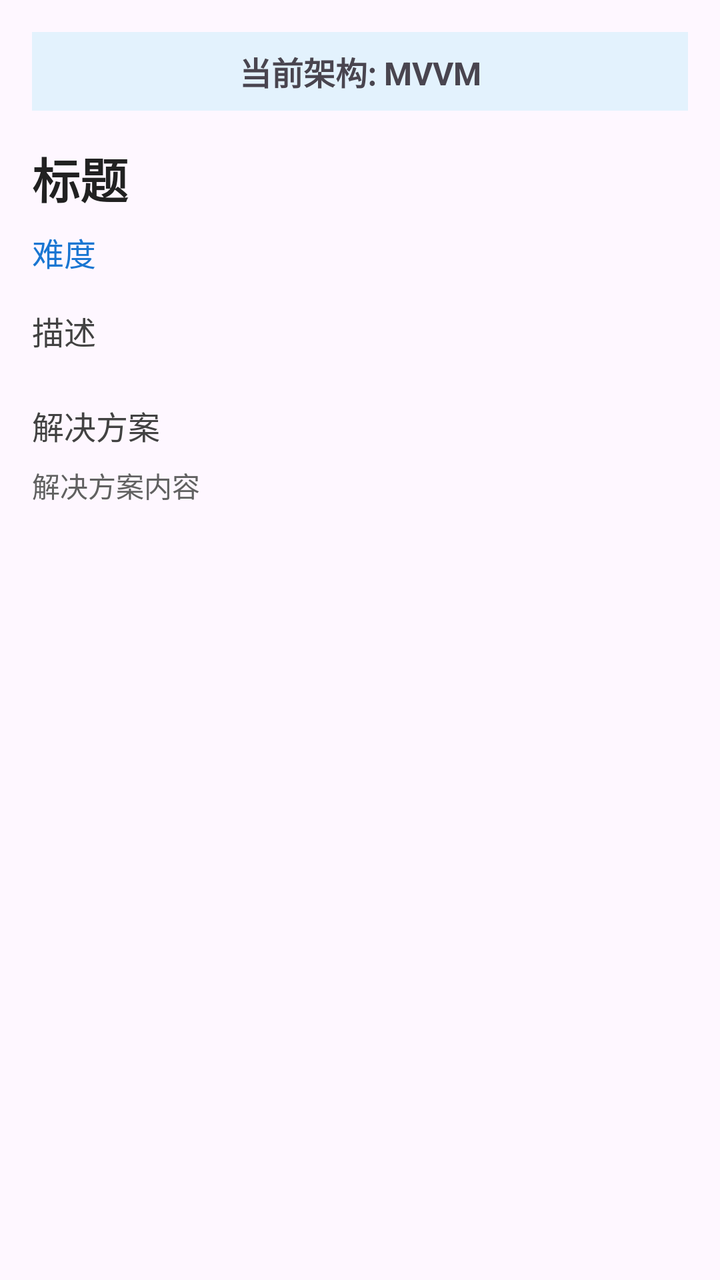
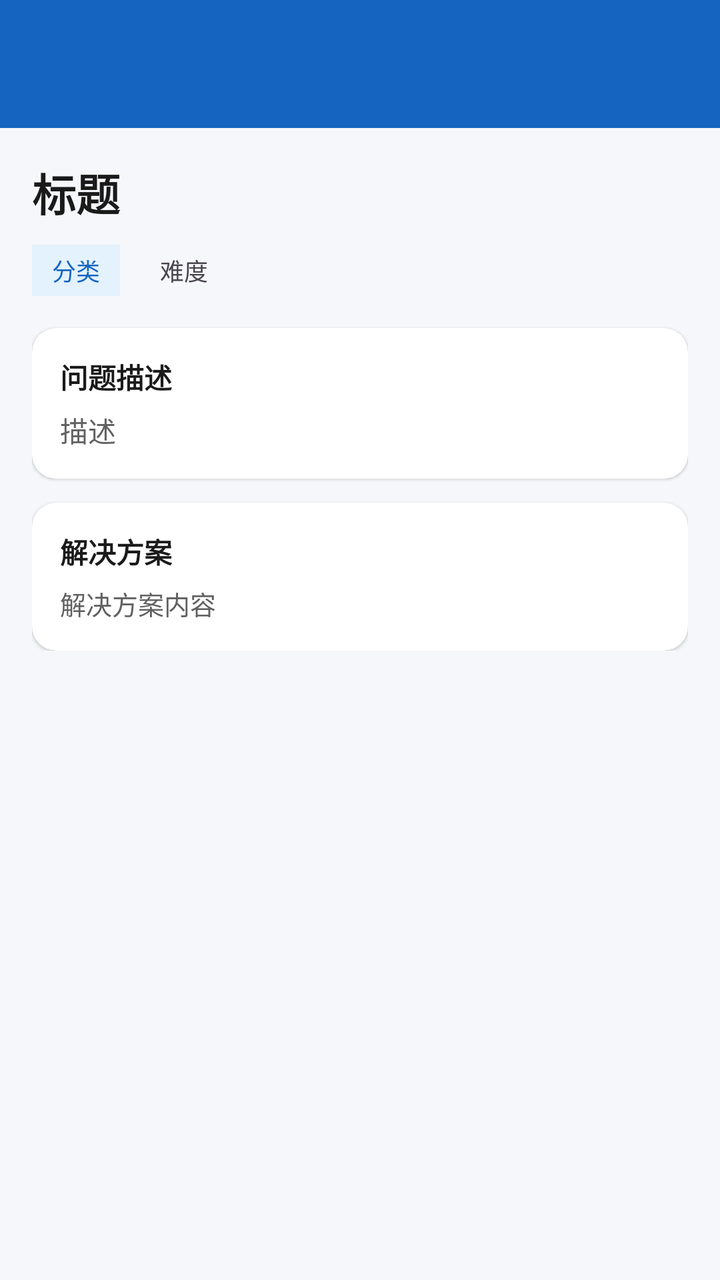

Screens rendered from an Android XML layout before and after an edit, with the pre-edit source and the edit as a unified diff.
<!-- AndroidManifest.xml: application theme Theme.LifeReApplication -->
<!-- res/layout/activity_detail.xml -->
<?xml version="1.0" encoding="utf-8"?>
<LinearLayout xmlns:android="http://schemas.android.com/apk/res/android"
    android:layout_width="match_parent"
    android:layout_height="match_parent"
    android:orientation="vertical"
    android:padding="16dp">

    <TextView
        android:id="@+id/textArchitecture"
        android:layout_width="match_parent"
        android:layout_height="wrap_content"
        android:text="当前架构: MVVM"
        android:textSize="16sp"
        android:textStyle="bold"
        android:gravity="center"
        android:padding="8dp"
        android:background="#E3F2FD"
        android:layout_marginBottom="16dp" />

    <TextView
        android:id="@+id/textTitle"
        android:layout_width="match_parent"
        android:layout_height="wrap_content"
        android:text="标题"
        android:textSize="24sp"
        android:textStyle="bold"
        android:textColor="#212121" />

    <TextView
        android:id="@+id/textDifficulty"
        android:layout_width="match_parent"
        android:layout_height="wrap_content"
        android:text="难度"
        android:textSize="16sp"
        android:textColor="#1976D2"
        android:layout_marginTop="8dp" />

    <TextView
        android:id="@+id/textDescription"
        android:layout_width="match_parent"
        android:layout_height="wrap_content"
        android:text="描述"
        android:textSize="16sp"
        android:textColor="#424242"
        android:layout_marginTop="16dp" />

    <TextView
        android:id="@+id/textSolution"
        android:layout_width="match_parent"
        android:layout_height="wrap_content"
        android:text="解决方案"
        android:textSize="16sp"
        android:textColor="#424242"
        android:layout_marginTop="24dp" />

    <ScrollView
        android:layout_width="match_parent"
        android:layout_height="match_parent"
        android:layout_marginTop="8dp">

        <TextView
            android:id="@+id/textSolutionContent"
            android:layout_width="match_parent"
            android:layout_height="wrap_content"
            android:text="解决方案内容"
            android:textSize="14sp"
            android:textColor="#616161"
            android:lineSpacingMultiplier="1.5" />

    </ScrollView>

</LinearLayout>
<!-- resources referenced by this layout -->
<resources>
  <style name="Theme.LifeReApplication" parent="Base.Theme.LifeReApplication" />
  <style name="Base.Theme.LifeReApplication" parent="Theme.Material3.DayNight.NoActionBar">
          
          
      </style>
</resources>

<!-- the commit's change to res/layout/activity_detail.xml (unified diff, before → after) -->
@@ -1,71 +1,143 @@
 <?xml version="1.0" encoding="utf-8"?>
 <LinearLayout xmlns:android="http://schemas.android.com/apk/res/android"
+    xmlns:app="http://schemas.android.com/apk/res-auto"
     android:layout_width="match_parent"
     android:layout_height="match_parent"
     android:orientation="vertical"
-    android:padding="16dp">
+    android:background="@color/bg_page">
 
-    <TextView
-        android:id="@+id/textArchitecture"
+    
+    <androidx.appcompat.widget.Toolbar
+        android:id="@+id/toolbar"
         android:layout_width="match_parent"
-        android:layout_height="wrap_content"
-        android:text="当前架构: MVVM"
-        android:textSize="16sp"
-        android:textStyle="bold"
-        android:gravity="center"
-        android:padding="8dp"
-        android:background="#E3F2FD"
-        android:layout_marginBottom="16dp" />
-
-    <TextView
-        android:id="@+id/textTitle"
-        android:layout_width="match_parent"
-        android:layout_height="wrap_content"
-        android:text="标题"
-        android:textSize="24sp"
-        android:textStyle="bold"
-        android:textColor="#212121" />
-
-    <TextView
-        android:id="@+id/textDifficulty"
-        android:layout_width="match_parent"
-        android:layout_height="wrap_content"
-        android:text="难度"
-        android:textSize="16sp"
-        android:textColor="#1976D2"
-        android:layout_marginTop="8dp" />
-
-    <TextView
-        android:id="@+id/textDescription"
-        android:layout_width="match_parent"
-        android:layout_height="wrap_content"
-        android:text="描述"
-        android:textSize="16sp"
-        android:textColor="#424242"
-        android:layout_marginTop="16dp" />
-
-    <TextView
-        android:id="@+id/textSolution"
-        android:layout_width="match_parent"
-        android:layout_height="wrap_content"
-        android:text="解决方案"
-        android:textSize="16sp"
-        android:textColor="#424242"
-        android:layout_marginTop="24dp" />
+        android:layout_height="?attr/actionBarSize"
+        android:background="@color/brand_primary"
+        android:theme="@style/ThemeOverlay.AppCompat.Dark.ActionBar"
+        android:popupTheme="@style/ThemeOverlay.AppCompat.Light" />
 
     <ScrollView
         android:layout_width="match_parent"
-        android:layout_height="match_parent"
-        android:layout_marginTop="8dp">
+        android:layout_height="0dp"
+        android:layout_weight="1"
+        android:clipToPadding="false"
+        android:paddingBottom="24dp">
 
-        <TextView
-            android:id="@+id/textSolutionContent"
+        <LinearLayout
             android:layout_width="match_parent"
             android:layout_height="wrap_content"
-            android:text="解决方案内容"
-            android:textSize="14sp"
-            android:textColor="#616161"
-            android:lineSpacingMultiplier="1.5" />
+            android:orientation="vertical"
+            android:padding="16dp">
+
+            <TextView
+                android:id="@+id/textTitle"
+                android:layout_width="match_parent"
+                android:layout_height="wrap_content"
+                android:text="标题"
+                android:textColor="@color/text_primary"
+                android:textSize="22sp"
+                android:textStyle="bold" />
+
+            <LinearLayout
+                android:layout_width="match_parent"
+                android:layout_height="wrap_content"
+                android:layout_marginTop="10dp"
+                android:orientation="horizontal">
+
+                <TextView
+                    android:id="@+id/textCategory"
+                    android:layout_width="wrap_content"
+                    android:layout_height="wrap_content"
+                    android:background="@color/bg_chip"
+                    android:paddingHorizontal="10dp"
+                    android:paddingVertical="4dp"
+                    android:text="分类"
+                    android:textColor="@color/brand_primary"
+                    android:textSize="12sp" />
+
+                <TextView
+                    android:id="@+id/textDifficulty"
+                    android:layout_width="wrap_content"
+                    android:layout_height="wrap_content"
+                    android:layout_marginStart="10dp"
+                    android:paddingHorizontal="10dp"
+                    android:paddingVertical="4dp"
+                    android:text="难度"
+                    android:textSize="12sp" />
+
+            </LinearLayout>
+
+            <androidx.cardview.widget.CardView
+                android:layout_width="match_parent"
+                android:layout_height="wrap_content"
+                android:layout_marginTop="16dp"
+                app:cardCornerRadius="12dp"
+                app:cardElevation="1dp">
+
+                <LinearLayout
+                    android:layout_width="match_parent"
+                    android:layout_height="wrap_content"
+                    android:orientation="vertical"
+                    android:padding="14dp">
+
+                    <TextView
+                        android:layout_width="wrap_content"
+                        android:layout_height="wrap_content"
+                        android:text="问题描述"
+                        android:textColor="@color/text_primary"
+                        android:textSize="14sp"
+                        android:textStyle="bold" />
+
+                    <TextView
+                        android:id="@+id/textDescription"
+                        android:layout_width="match_parent"
+                        android:layout_height="wrap_content"
+                        android:layout_marginTop="6dp"
+                        android:lineSpacingMultiplier="1.4"
+                        android:text="描述"
+                        android:textColor="@color/text_secondary"
+                        android:textSize="14sp" />
+
+                </LinearLayout>
+
+            </androidx.cardview.widget.CardView>
+
+            <androidx.cardview.widget.CardView
+                android:layout_width="match_parent"
+                android:layout_height="wrap_content"
+                android:layout_marginTop="12dp"
+                app:cardCornerRadius="12dp"
+                app:cardElevation="1dp">
+
+                <LinearLayout
+                    android:layout_width="match_parent"
+                    android:layout_height="wrap_content"
+                    android:orientation="vertical"
+                    android:padding="14dp">
+
+                    <TextView
+                        android:layout_width="wrap_content"
+                        android:layout_height="wrap_content"
+                        android:text="解决方案"
+                        android:textColor="@color/text_primary"
+                        android:textSize="14sp"
+                        android:textStyle="bold" />
+
+                    <TextView
+                        android:id="@+id/textSolutionContent"
+                        android:layout_width="match_parent"
+                        android:layout_height="wrap_content"
+                        android:layout_marginTop="6dp"
+                        android:fontFamily="monospace"
+                        android:lineSpacingMultiplier="1.5"
+                        android:text="解决方案内容"
+                        android:textColor="@color/text_secondary"
+                        android:textSize="13sp" />
+
+                </LinearLayout>
+
+            </androidx.cardview.widget.CardView>
+
+        </LinearLayout>
 
     </ScrollView>
 
<!-- resource entries referenced after the edit -->
@@ -1,9 +1,13 @@
 <!-- resources referenced by this layout -->
 <resources>
+  <color name="bg_chip">#E3F2FD</color>
+  <color name="bg_page">#F5F7FA</color>
+  <color name="brand_primary">#1565C0</color>
+  <color name="text_primary">#1A1A1A</color>
+  <color name="text_secondary">#616161</color>
   <style name="Theme.LifeReApplication" parent="Base.Theme.LifeReApplication" />
   <style name="Base.Theme.LifeReApplication" parent="Theme.Material3.DayNight.NoActionBar">
-          
-          
+          <item name="colorPrimary">@color/brand_primary</item>
       </style>
 </resources>
 
